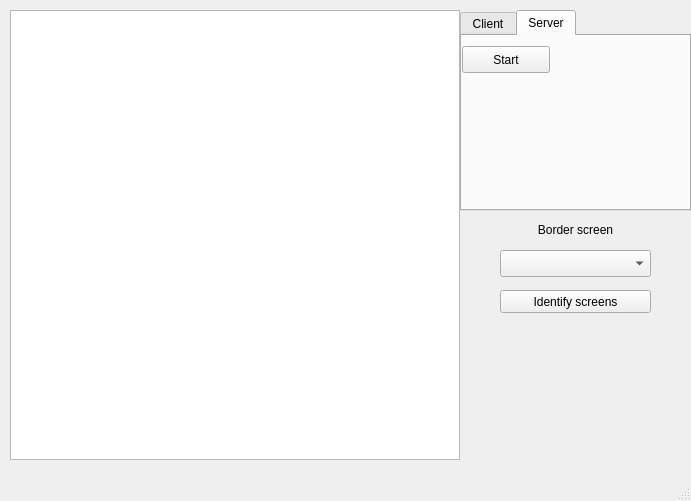
Qt form common/gui/src/MainWindow.ui (krisukox/PCs-connector) before a commit.
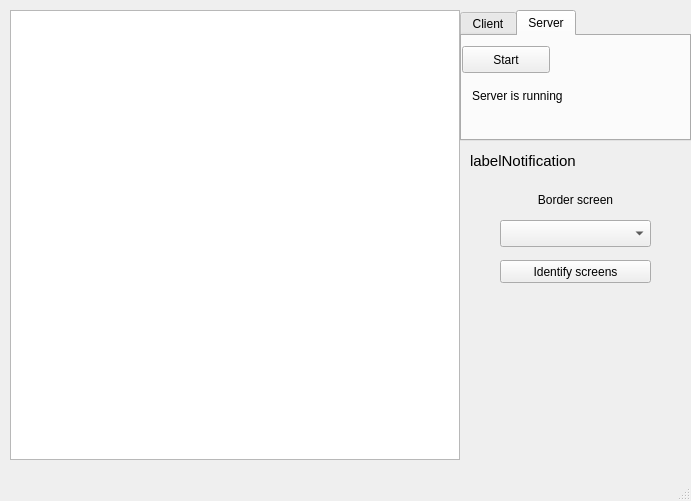
The same form after that commit.

Patch:
```diff
--- a/common/gui/src/MainWindow.ui
+++ b/common/gui/src/MainWindow.ui
@@ -23,7 +23,7 @@
       <x>460</x>
       <y>10</y>
       <width>231</width>
-      <height>201</height>
+      <height>131</height>
      </rect>
     </property>
     <property name="currentIndex">
@@ -93,6 +93,19 @@
        <string>Start</string>
       </property>
      </widget>
+     <widget class="QLabel" name="serverIsRunningLabel">
+      <property name="geometry">
+       <rect>
+        <x>10</x>
+        <y>50</y>
+        <width>121</width>
+        <height>19</height>
+       </rect>
+      </property>
+      <property name="text">
+       <string>Server is running</string>
+      </property>
+     </widget>
     </widget>
    </widget>
    <widget class="QGraphicsView" name="graphicsView">
@@ -109,7 +122,7 @@
     <property name="geometry">
      <rect>
       <x>500</x>
-      <y>250</y>
+      <y>220</y>
       <width>151</width>
       <height>27</height>
      </rect>
@@ -119,7 +132,7 @@
     <property name="geometry">
      <rect>
       <x>470</x>
-      <y>220</y>
+      <y>190</y>
       <width>211</width>
       <height>19</height>
      </rect>
@@ -135,7 +148,7 @@
     <property name="geometry">
      <rect>
       <x>500</x>
-      <y>290</y>
+      <y>260</y>
       <width>151</width>
       <height>23</height>
      </rect>
@@ -144,6 +157,24 @@
      <string>Identify screens</string>
     </property>
    </widget>
+   <widget class="QLabel" name="notificationLabel">
+    <property name="geometry">
+     <rect>
+      <x>470</x>
+      <y>150</y>
+      <width>211</width>
+      <height>21</height>
+     </rect>
+    </property>
+    <property name="font">
+     <font>
+      <pointsize>11</pointsize>
+     </font>
+    </property>
+    <property name="text">
+     <string>labelNotification</string>
+    </property>
+   </widget>
   </widget>
   <widget class="QMenuBar" name="menubar">
    <property name="geometry">
```
Left out of the diff: 4 changed lines with no effect on the pictures.
